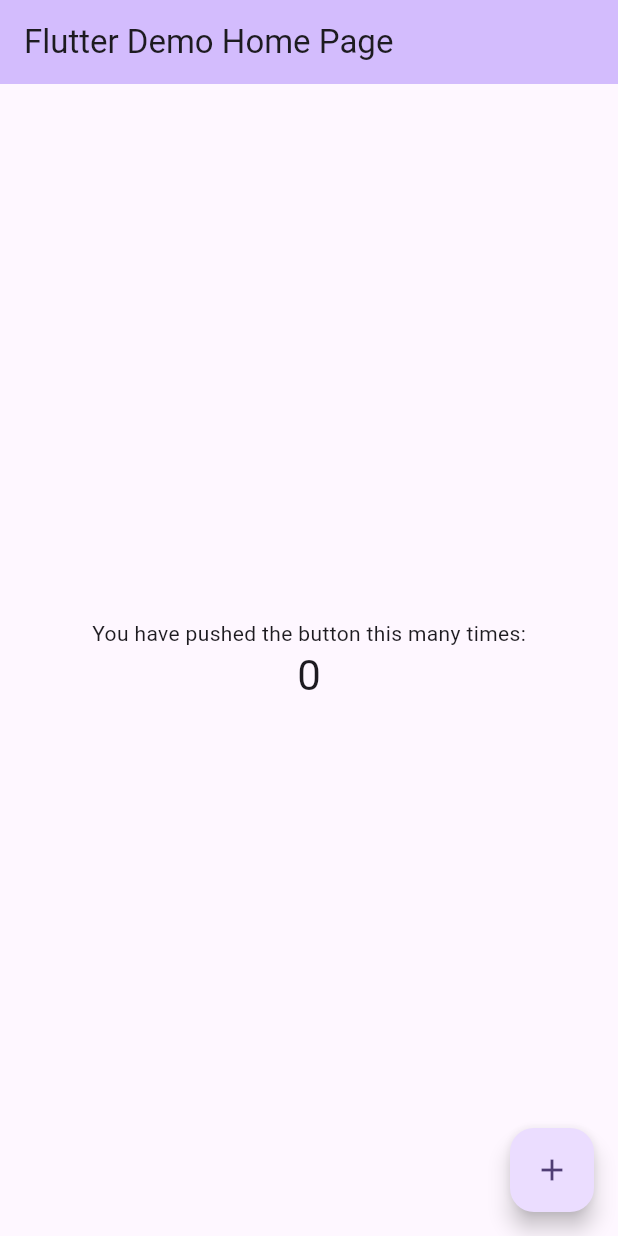
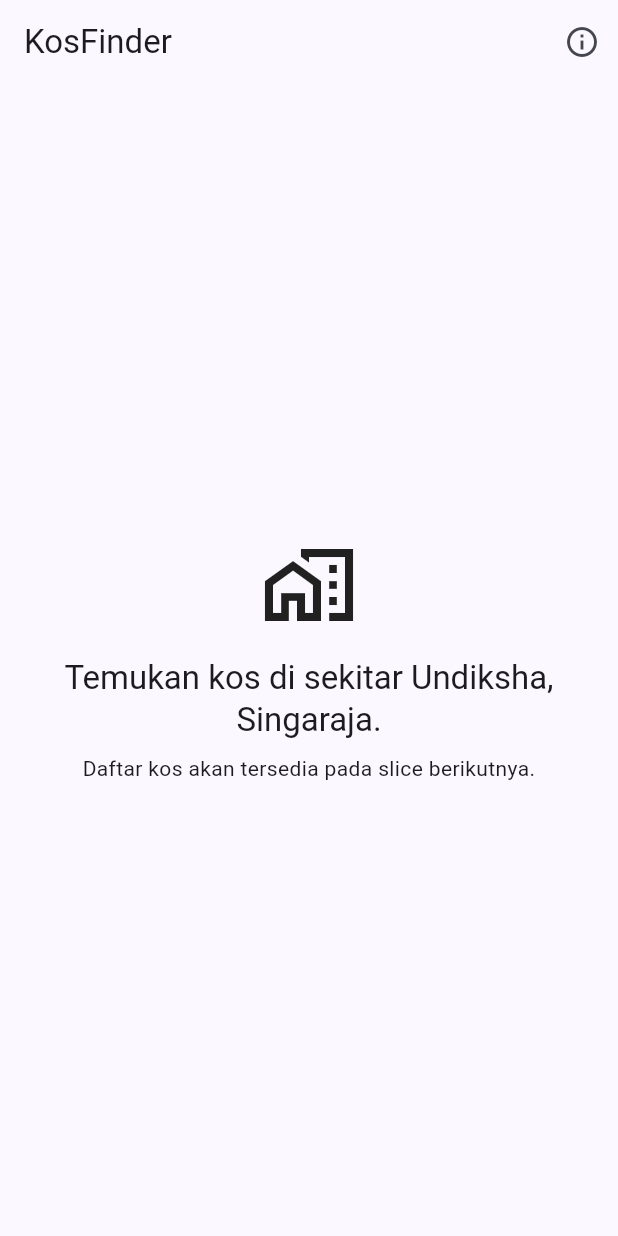
Before and after one commit to desyptry/KOSFINDER-VC, a Flutter app: the screen it shows after launch, on a phone screen of 412 x 824 dp. Run offline on Flutter 3.47's test engine with Material 3 defaults, Android fonts, the phone set to English and light mode, and no system bars; our stand-ins replace supabase_flutter; accounts and stored records are empty; statements that could not run were skipped.

Commit message:
T01: setup Flutter app shell and Supabase configuration
Co-authored-by: Copilot <223556219+Copilot@users.noreply.github.com>

```diff
--- /dev/null
+++ b/lib/app/kos_finder_app.dart
@@ -0,0 +1,90 @@
+import 'package:flutter/material.dart';
+import 'package:provider/provider.dart';
+import 'package:supabase_flutter/supabase_flutter.dart';
+
+class KosFinderApp extends StatelessWidget {
+  const KosFinderApp({super.key, this.supabaseClient});
+
+  final SupabaseClient? supabaseClient;
+
+  @override
+  Widget build(BuildContext context) {
+    final app = MaterialApp(
+      title: 'KosFinder',
+      theme: ThemeData(
+        colorScheme: ColorScheme.fromSeed(seedColor: Colors.indigo),
+        useMaterial3: true,
+      ),
+      routes: {
+        '/': (_) => const HomeScreen(),
+        '/about': (_) => const AboutScreen(),
+      },
+    );
+
+    if (supabaseClient == null) {
+      return app;
+    }
+
+    return Provider<SupabaseClient>.value(
+      value: supabaseClient!,
+      child: app,
+    );
+  }
+}
+
+class HomeScreen extends StatelessWidget {
+  const HomeScreen({super.key});
+
+  @override
+  Widget build(BuildContext context) {
+    return Scaffold(
+      appBar: AppBar(
+        title: const Text('KosFinder'),
+        actions: [
+          IconButton(
+            key: const Key('about-button'),
+            onPressed: () => Navigator.pushNamed(context, '/about'),
+            icon: const Icon(Icons.info_outline),
+            tooltip: 'About',
+          ),
+        ],
+      ),
+      body: Center(
+        child: Padding(
+          padding: const EdgeInsets.all(24),
+          child: Column(
+            mainAxisAlignment: MainAxisAlignment.center,
+            children: [
+              const Icon(Icons.home_work_outlined, size: 64),
+              const SizedBox(height: 16),
+              Text(
+                'Temukan kos di sekitar Undiksha, Singaraja.',
+                textAlign: TextAlign.center,
+                style: Theme.of(context).textTheme.titleLarge,
+              ),
+              const SizedBox(height: 8),
+              const Text(
+                'Daftar kos akan tersedia pada slice berikutnya.',
+                textAlign: TextAlign.center,
+              ),
+            ],
+          ),
+        ),
+      ),
+    );
+  }
+}
+
+class AboutScreen extends StatelessWidget {
+  const AboutScreen({super.key});
+
+  @override
+  Widget build(BuildContext context) {
+    return Scaffold(
+      appBar: AppBar(title: const Text('About')),
+      body: const Center(
+        child: Text('2415051002 - Luh Desy Putri Yanti'),
+      ),
+    );
+  }
+}
--- a/lib/main.dart
+++ b/lib/main.dart
@@ -1,122 +1,26 @@
 import 'package:flutter/material.dart';
+import 'package:supabase_flutter/supabase_flutter.dart';
 
-void main() {
-  runApp(const MyApp());
+import 'app/kos_finder_app.dart';
+import 'core/config/app_config.dart';
+import 'core/supabase/supabase_service.dart';
+
+Future<void> main() async {
+  WidgetsFlutterBinding.ensureInitialized();
+
+  final config = AppConfig.fromEnvironment();
+  final client = await initializeSupabase(config);
+
+  runApp(MyApp(supabaseClient: client));
 }
 
 class MyApp extends StatelessWidget {
-  const MyApp({super.key});
+  const MyApp({super.key, this.supabaseClient});
 
-  // This widget is the root of your application.
-  @override
-  Widget build(BuildContext context) {
-    return MaterialApp(
-      title: 'Flutter Demo',
-      theme: ThemeData(
-        // This is the theme of your application.
-        //
-        // TRY THIS: Try running your application with "flutter run". You'll see
-        // the application has a purple toolbar. Then, without quitting the app,
-        // try changing the seedColor in the colorScheme below to Colors.green
-        // and then invoke "hot reload" (save your changes or press the "hot
-        // reload" button in a Flutter-supported IDE, or press "r" if you used
-        // the command line to start the app).
-        //
-        // Notice that the counter didn't reset back to zero; the application
-        // state is not lost during the reload. To reset the state, use hot
-        // restart instead.
-        //
-        // This works for code too, not just values: Most code changes can be
-        // tested with just a hot reload.
-        colorScheme: .fromSeed(seedColor: Colors.deepPurple),
-      ),
-      home: const MyHomePage(title: 'Flutter Demo Home Page'),
-    );
-  }
-}
-
-class MyHomePage extends StatefulWidget {
-  const MyHomePage({super.key, required this.title});
-
-  // This widget is the home page of your application. It is stateful, meaning
-  // that it has a State object (defined below) that contains fields that affect
-  // how it looks.
-
-  // This class is the configuration for the state. It holds the values (in this
-  // case the title) provided by the parent (in this case the App widget) and
-  // used by the build method of the State. Fields in a Widget subclass are
-  // always marked "final".
-
-  final String title;
-
-  @override
-  State<MyHomePage> createState() => _MyHomePageState();
-}
-
-class _MyHomePageState extends State<MyHomePage> {
-  int _counter = 0;
-
-  void _incrementCounter() {
-    setState(() {
-      // This call to setState tells the Flutter framework that something has
-      // changed in this State, which causes it to rerun the build method below
-      // so that the display can reflect the updated values. If we changed
-      // _counter without calling setState(), then the build method would not be
-      // called again, and so nothing would appear to happen.
-      _counter++;
-    });
-  }
+  final SupabaseClient? supabaseClient;
 
   @override
   Widget build(BuildContext context) {
-    // This method is rerun every time setState is called, for instance as done
-    // by the _incrementCounter method above.
-    //
-    // The Flutter framework has been optimized to make rerunning build methods
-    // fast, so that you can just rebuild anything that needs updating rather
-    // than having to individually change instances of widgets.
-    return Scaffold(
-      appBar: AppBar(
-        // TRY THIS: Try changing the color here to a specific color (to
-        // Colors.amber, perhaps?) and trigger a hot reload to see the AppBar
-        // change color while the other colors stay the same.
-        backgroundColor: Theme.of(context).colorScheme.inversePrimary,
-        // Here we take the value from the MyHomePage object that was created by
-        // the App.build method, and use it to set our appbar title.
-        title: Text(widget.title),
-      ),
-      body: Center(
-        // Center is a layout widget. It takes a single child and positions it
-        // in the middle of the parent.
-        child: Column(
-          // Column is also a layout widget. It takes a list of children and
-          // arranges them vertically. By default, it sizes itself to fit its
-          // children horizontally, and tries to be as tall as its parent.
-          //
-          // Column has various properties to control how it sizes itself and
-          // how it positions its children. Here we use mainAxisAlignment to
-          // center the children vertically; the main axis here is the vertical
-          // axis because Columns are vertical (the cross axis would be
-          // horizontal).
-          //
-          // TRY THIS: Invoke "debug painting" (choose the "Toggle Debug Paint"
-          // action in the IDE, or press "p" in the console), to see the
-          // wireframe for each widget.
-          mainAxisAlignment: .center,
-          children: [
-            const Text('You have pushed the button this many times:'),
-            Text(
-              '$_counter',
-              style: Theme.of(context).textTheme.headlineMedium,
-            ),
-          ],
-        ),
-      ),
-      floatingActionButton: FloatingActionButton(
-        onPressed: _incrementCounter,
-        tooltip: 'Increment',
-        child: const Icon(Icons.add),
-      ),
-    );
+    return KosFinderApp(supabaseClient: supabaseClient);
   }
 }
--- a/pubspec.yaml
+++ b/pubspec.yaml
@@ -34,6 +34,8 @@ dependencies:
   # The following adds the Cupertino Icons font to your application.
   # Use with the CupertinoIcons class for iOS style icons.
   cupertino_icons: ^1.0.8
+  provider: ^6.1.5+1
+  supabase_flutter: ^2.18.3
 
 dev_dependencies:
   flutter_test:
```
Also changed, not shown: lib/core/config/app_config.dart (added, +29 -0 lines), lib/core/supabase/supabase_service.dart (added, +14 -0 lines), pubspec.lock, 8 other files.
